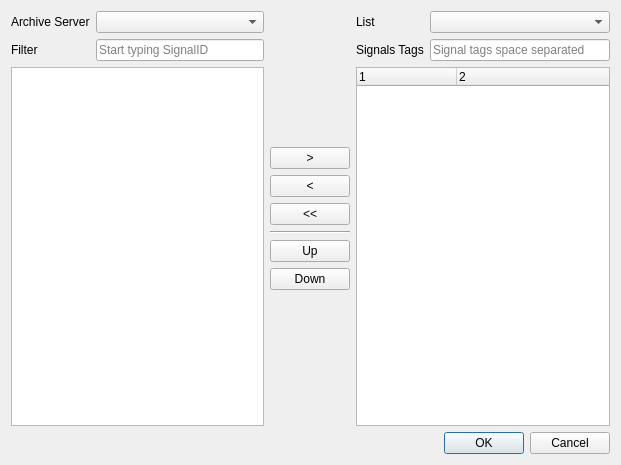
Qt form libs/TrendView/DialogChooseTrendSignals.ui (whiteman-kr/u7set) before a commit.
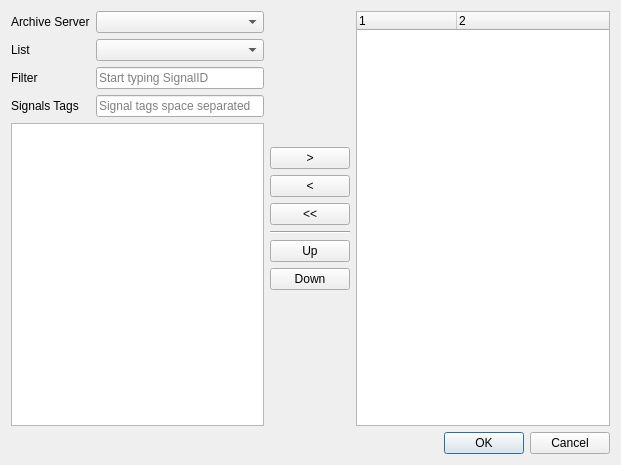
The same form after that commit.

Commit message: RPCT-3875, AppSignalLists: interface improvements

Patch:
```diff
--- a/libs/TrendView/DialogChooseTrendSignals.ui
+++ b/libs/TrendView/DialogChooseTrendSignals.ui
@@ -22,34 +22,34 @@
   <layout class="QGridLayout" name="gridLayout_3">
    <item row="0" column="0">
     <layout class="QGridLayout" name="gridLayout_2">
-     <item row="0" column="0">
-      <widget class="QLabel" name="serverLabel">
-       <property name="text">
-        <string>Archive Server</string>
+     <item row="2" column="1">
+      <widget class="QLineEdit" name="filterEdit">
+       <property name="placeholderText">
+        <string>Start typing SignalID</string>
+       </property>
+       <property name="clearButtonEnabled">
+        <bool>true</bool>
        </property>
       </widget>
      </item>
      <item row="0" column="1">
       <widget class="QComboBox" name="serverCombo"/>
      </item>
-     <item row="1" column="0">
+     <item row="2" column="0">
       <widget class="QLabel" name="filterLabel">
        <property name="text">
         <string>Filter</string>
        </property>
       </widget>
      </item>
-     <item row="1" column="1">
-      <widget class="QLineEdit" name="filterEdit">
-       <property name="placeholderText">
-        <string>Start typing SignalID</string>
-       </property>
-       <property name="clearButtonEnabled">
-        <bool>true</bool>
+     <item row="1" column="0">
+      <widget class="QLabel" name="label">
+       <property name="text">
+        <string>List</string>
        </property>
       </widget>
      </item>
-     <item row="2" column="0" colspan="2">
+     <item row="4" column="0" colspan="2">
       <widget class="QTreeView" name="filteredSignals">
        <property name="rootIsDecorated">
         <bool>false</bool>
@@ -68,6 +68,36 @@
        </property>
       </widget>
      </item>
+     <item row="1" column="1">
+      <widget class="QComboBox" name="listCombo"/>
+     </item>
+     <item row="0" column="0">
+      <widget class="QLabel" name="serverLabel">
+       <property name="text">
+        <string>Archive Server</string>
+       </property>
+      </widget>
+     </item>
+     <item row="3" column="0">
+      <widget class="QLabel" name="tagsLabel">
+       <property name="text">
+        <string>Signals Tags</string>
+       </property>
+      </widget>
+     </item>
+     <item row="3" column="1">
+      <widget class="QLineEdit" name="tagsEdit">
+       <property name="text">
+        <string/>
+       </property>
+       <property name="placeholderText">
+        <string>Signal tags space separated</string>
+       </property>
+       <property name="clearButtonEnabled">
+        <bool>true</bool>
+       </property>
+      </widget>
+     </item>
     </layout>
    </item>
    <item row="0" column="1">
@@ -144,36 +174,6 @@
    </item>
    <item row="0" column="2">
     <layout class="QGridLayout" name="gridLayout">
-     <item row="0" column="0">
-      <widget class="QLabel" name="label">
-       <property name="text">
-        <string>List</string>
-       </property>
-      </widget>
-     </item>
-     <item row="0" column="1">
-      <widget class="QComboBox" name="listCombo"/>
-     </item>
-     <item row="1" column="0">
-      <widget class="QLabel" name="tagsLabel">
-       <property name="text">
-        <string>Signals Tags</string>
-       </property>
-      </widget>
-     </item>
-     <item row="1" column="1">
-      <widget class="QLineEdit" name="tagsEdit">
-       <property name="text">
-        <string/>
-       </property>
-       <property name="placeholderText">
-        <string>Signal tags space separated</string>
-       </property>
-       <property name="clearButtonEnabled">
-        <bool>true</bool>
-       </property>
-      </widget>
-     </item>
      <item row="2" column="0" colspan="2">
       <widget class="QTreeWidget" name="trendSignals">
        <property name="contextMenuPolicy">
```
Left out of the diff: 10 changed lines with no effect on the pictures. The commit also changes 19 other files.
